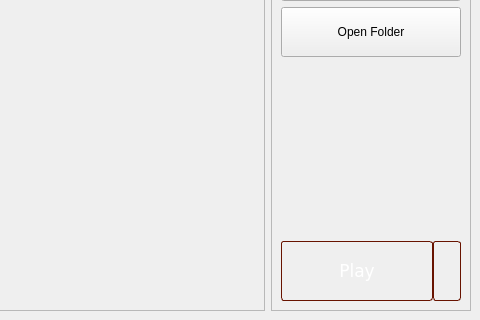
First picture: the form in ui/launchermainwindow.ui, repository yani/keeperfx-launcher-qt, before the edit; both pictures show x 270 to 750 and y 180 to 500 of the 750 by 500 pixel window.
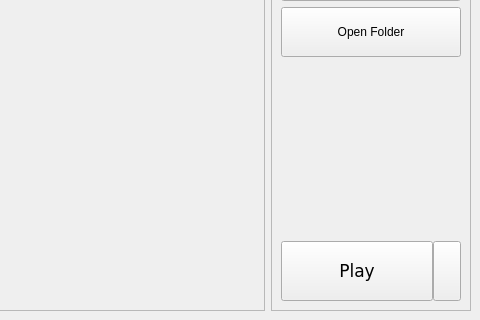
Second picture: the form after the edit. Icons and pictures are not drawn.

Commit message: add setting for play button theme

```diff
--- a/ui/launchermainwindow.ui
+++ b/ui/launchermainwindow.ui
@@ -437,46 +437,6 @@
               <pointsize>13</pointsize>
              </font>
             </property>
-            <property name="styleSheet">
-             <string notr="true">QPushButton {
-	background: qlineargradient(
-		x1:0, y1:0, x2:0, y2:1,
-		stop:0 rgb(255, 66, 23),
-		stop:1 rgb(135, 26, 0)
-	);
-	color: white;
-	border: 1px solid rgb(104, 19, 0);
-	border-radius: 3px;
-}
-
-QPushButton:hover {
-	background: qlineargradient(
-		x1:0, y1:0, x2:0, y2:1,
-		stop:0 rgb(255, 80, 40),
-		stop:1 rgb(140, 35, 5)
-	);
-}
-
-QPushButton:pressed {
-	background: qlineargradient(
-		x1:0, y1:0, x2:0, y2:1,
-		stop:0 rgb(225, 40, 30),
-		stop:1 rgb(130, 25, 0)
-	);
-}
-
-QPushButton:disabled {
-	background: qlineargradient(
-		x1:0, y1:0, x2:0, y2:1,
-		stop:0 rgb(75, 75, 75),
-		stop:1 rgb(63, 63, 63)
-	);
-	color: rgb(110, 110, 110);
-	border: 1px solid rgb(38, 38, 38);
-}
-
-</string>
-            </property>
             <property name="text">
              <string comment="Button">Play</string>
             </property>
@@ -507,51 +467,6 @@
               <pointsize>8</pointsize>
              </font>
             </property>
-            <property name="styleSheet">
-             <string notr="true">QPushButton {
-	background: qlineargradient(
-		x1:0, y1:0, x2:0, y2:1,
-		stop:0 rgb(255, 66, 23),
-		stop:1 rgb(135, 26, 0)
-	);
-	color: white;
-	border: 1px solid rgb(104, 19, 0);
-	border-radius: 3px;
-    padding: 4px 8px;
-}
-
-QPushButton:hover {
-	background: qlineargradient(
-		x1:0, y1:0, x2:0, y2:1,
-		stop:0 rgb(255, 80, 40),
-		stop:1 rgb(140, 35, 5)
-	);
-}
-
-QPushButton:pressed {
-	background: qlineargradient(
-		x1:0, y1:0, x2:0, y2:1,
-		stop:0 rgb(225, 40, 30),
-		stop:1 rgb(130, 25, 0)
-	);
-}
-
-QPushButton:disabled {
-	background: qlineargradient(
-		x1:0, y1:0, x2:0, y2:1,
-		stop:0 rgb(75, 75, 75),
-		stop:1 rgb(63, 63, 63)
-	);
-	color: rgb(110, 110, 110);
-	border: 1px solid rgb(38, 38, 38);
-}
-
-QPushButton::menu-indicator {
-    image: none;
-    width: 0px;
-    height: 0px;
-}</string>
-            </property>
             <property name="icon">
              <iconset resource="../resources.qrc">
               <normaloff>:/res/img/caret-down.png</normaloff>:/res/img/caret-down.png</iconset>
```
The commit also changes 6 other files.
